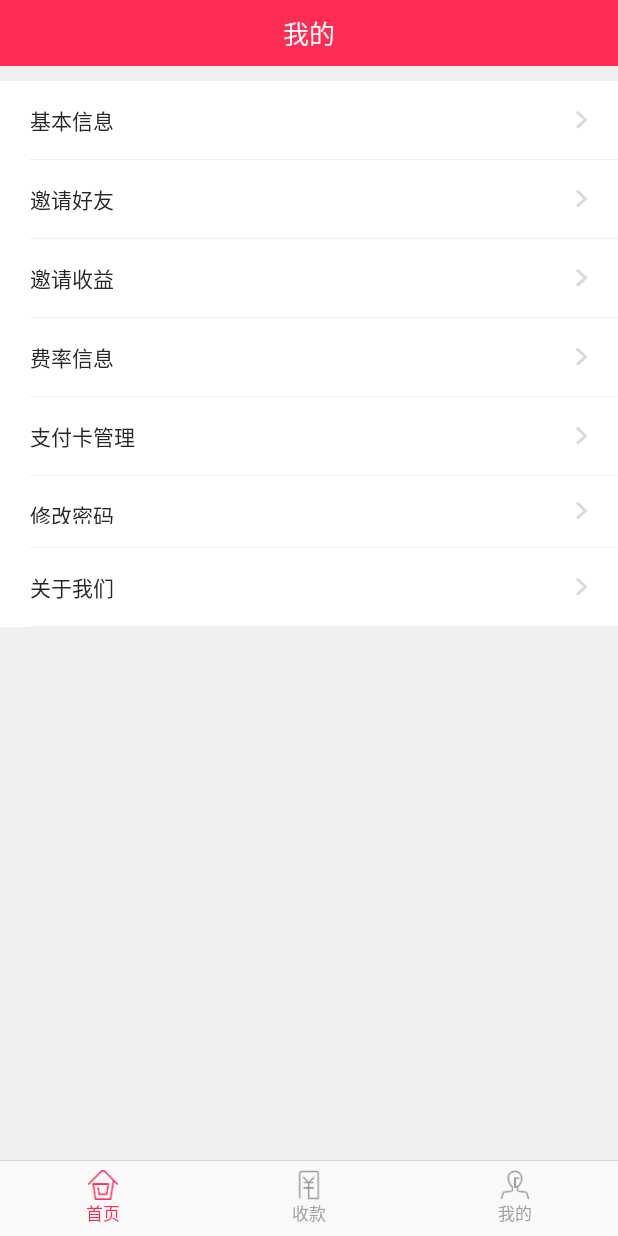
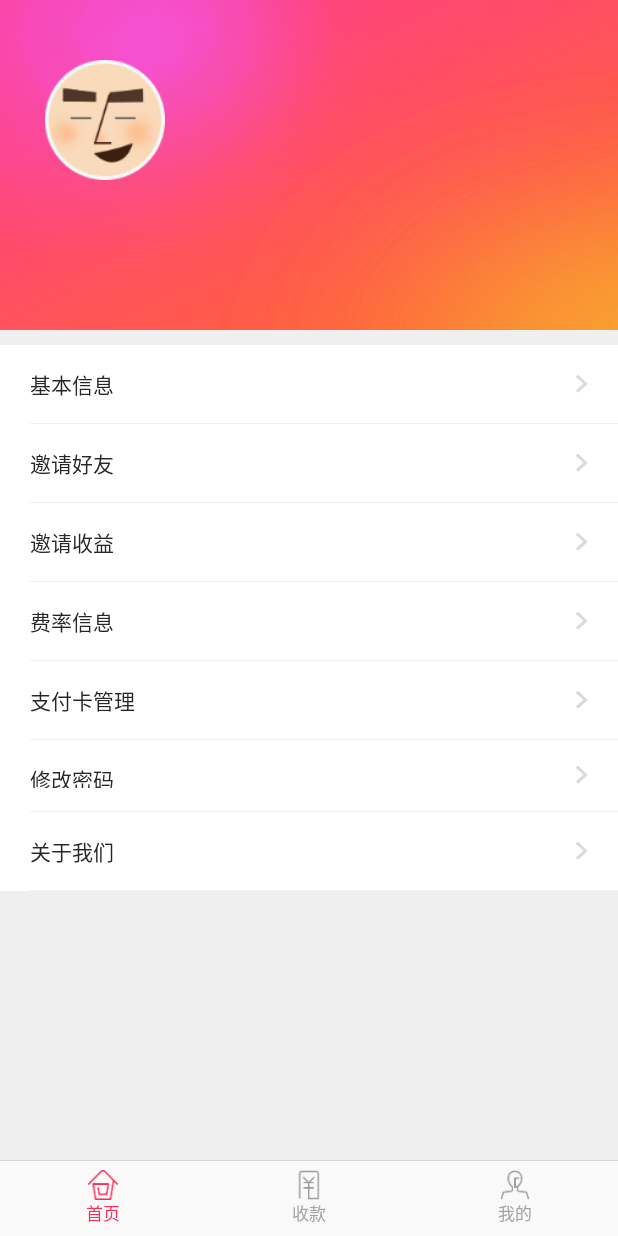
Before and after one commit to JiashuQu/SJPay, an Android app: the fragment MyFragment placed in its activity, on a phone screen of 412 x 824 dp. Run offline under Robolectric (Android 15) with nearby library versions, the phone set to English and light mode, and no system bars; our stand-ins replace ButterKnife; libraries missing offline, so code that uses them is left out: com.scwang.smartrefresh, com.umeng.commonsdk, com.umeng.socialize, com.yanzhenjie.nohttp, com.yanzhenjie.permission and 1 more; plain views replace SmartRefreshLayout; pictures from the network do not load; 16 statements that could not run were skipped.

Commit message:
1.开始修改我的修改。

```diff
--- a/app/src/main/java/com/sujin/sjpay/fragment/MyFragment.java
+++ b/app/src/main/java/com/sujin/sjpay/fragment/MyFragment.java
@@ -53,8 +53,6 @@ public class MyFragment extends BaseFragment {
     @BindView(R.id.tv_my_info)
     TextView tvMyInfo;
     Unbinder unbinder;
-    @BindView(R.id.tb_login_title)
-    TitleBarView tbLoginTitle;
     @BindView(R.id.tv_my_secret)
     TextView tvMySecret;
     @BindView(R.id.tv_about_us)
@@ -84,7 +82,6 @@ public class MyFragment extends BaseFragment {
         unbinder = ButterKnife.bind(this, view);
         SharedPreferences spUserInfo = getActivity().getSharedPreferences(AppConstants.SP_NAME_USER_INFO, MODE_PRIVATE);
         userId = spUserInfo.getString(AppConstants.SP_DATA_USER_ID, "");
-        tbLoginTitle.hideBackButton();
         srlMy.setRefreshHeader(new MaterialHeader(getContext()));
         srlMy.setOnRefreshListener(new OnRefreshListener() {
             @Override
--- a/app/src/main/res/layout/fragment_my.xml
+++ b/app/src/main/res/layout/fragment_my.xml
@@ -2,16 +2,10 @@
     xmlns:tools="http://schemas.android.com/tools"
     android:layout_width="match_parent"
     android:layout_height="match_parent"
-    xmlns:app="http://schemas.android.com/apk/res-auto"
     tools:context="com.sujin.sjpay.fragment.MyFragment"
     android:orientation="vertical"
     android:background="@color/gray_EFEFEF">
 
-    <com.sujin.sjpay.view.TitleBarView
-        android:id="@+id/tb_login_title"
-        android:layout_width="match_parent"
-        android:layout_height="@dimen/title_height"
-        app:bar_title="@string/my" />
     <com.scwang.smartrefresh.layout.SmartRefreshLayout
         android:id="@+id/srl_my"
         android:layout_width="match_parent"
@@ -21,6 +15,21 @@
             android:layout_width="match_parent"
             android:layout_height="wrap_content"
             android:orientation="vertical">
+
+        <LinearLayout
+            android:layout_width="match_parent"
+            android:layout_height="220dp"
+            android:orientation="vertical"
+            android:background="@drawable/invite_income_bg">
+
+            <ImageView
+                android:layout_width="80dp"
+                android:layout_height="80dp"
+                android:layout_marginTop="@dimen/_40dp"
+                android:layout_marginLeft="@dimen/_30dp"
+                android:src="@drawable/user_icon"/>
+
+        </LinearLayout>
 
             <View
                 android:layout_width="match_parent"
```
Also changed, not shown: app/src/main/res/drawable-xhdpi/user_common.png (added), app/src/main/res/drawable-xhdpi/user_icon.png (added), app/src/main/res/drawable-xhdpi/user_svip.png (added), app/src/main/res/drawable-xhdpi/user_vip.png (added), app/src/main/res/drawable-xxhdpi/user_common.png (added), app/src/main/res/drawable-xxhdpi/user_icon.png (added), app/src/main/res/drawable-xxhdpi/user_svip.png (added), app/src/main/res/drawable-xxhdpi/user_vip.png (added), app/src/main/res/drawable-xxxhdpi/user_common.png (added), app/src/main/res/drawable-xxxhdpi/user_icon.png (added), app/src/main/res/drawable-xxxhdpi/user_svip.png (added), app/src/main/res/drawable-xxxhdpi/user_vip.png (added).
